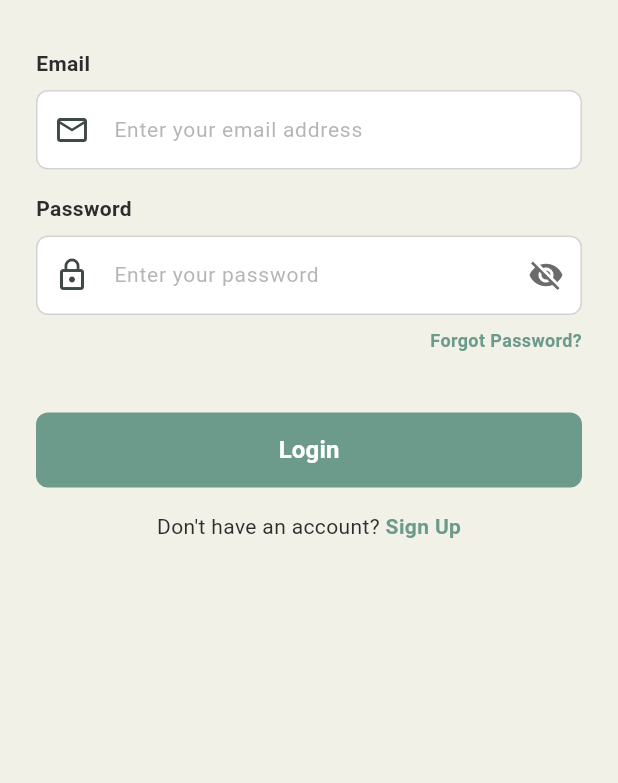
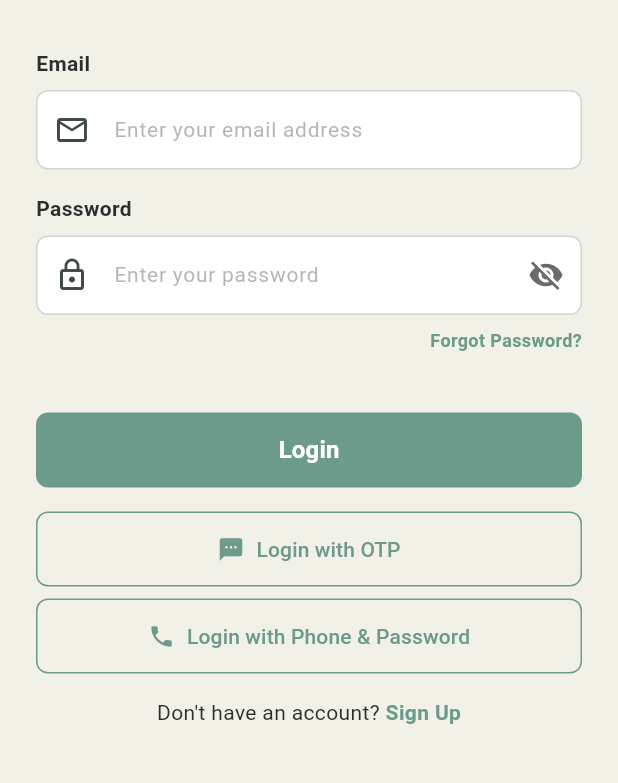
Before and after one commit to mohdyusuf2312/smart_kirana, a Flutter app: the screen it shows after launch, on a phone screen of 412 x 824 dp, the part 225-1008 px from its top. Run offline on Flutter 3.47's test engine with Material 3 defaults, Android fonts, the phone set to English and light mode, and no system bars; our stand-ins replace cloud_firestore, email_validator, firebase_auth, firebase_core, firebase_storage, fl_chart and 5 more; accounts and stored records are empty; generated files the repository leaves out were written again; network calls fail.

Commit message:
create Phone with otp button

```diff
--- a/lib/screens/auth/login_screen.dart
+++ b/lib/screens/auth/login_screen.dart
@@ -3,6 +3,8 @@ import 'package:provider/provider.dart';
 import 'package:email_validator/email_validator.dart';
 import 'package:smart_kirana/providers/auth_provider.dart';
 import 'package:smart_kirana/screens/auth/forgot_password_screen.dart';
+import 'package:smart_kirana/screens/auth/phone_login_screen.dart';
+import 'package:smart_kirana/screens/auth/phone_password_login_screen.dart';
 import 'package:smart_kirana/screens/auth/signup_screen.dart';
 import 'package:smart_kirana/utils/constants.dart';
 import 'package:smart_kirana/widgets/custom_button.dart';
@@ -219,6 +221,42 @@ class _LoginScreenState extends State<LoginScreen> {
                           onPressed: _login,
                           isLoading: authProvider.isLoading,
                         ),
+                        const SizedBox(height: AppPadding.medium),
+                        // Phone login with OTP button
+                        OutlinedButton.icon(
+                          icon: const Icon(Icons.sms),
+                          label: const Text('Login with OTP'),
+                          onPressed:
+                              authProvider.isLoading
+                                  ? null
+                                  : () {
+                                    Navigator.pushNamed(
+                                      context,
+                                      PhoneLoginScreen.routeName,
+                                    );
+                                  },
+                          style: OutlinedButton.styleFrom(
+                            padding: const EdgeInsets.symmetric(vertical: 12),
+                          ),
+                        ),
+                        const SizedBox(height: AppPadding.small),
+                        // Phone login with password button
+                        OutlinedButton.icon(
+                          icon: const Icon(Icons.phone),
+                          label: const Text('Login with Phone & Password'),
+                          onPressed:
+                              authProvider.isLoading
+                                  ? null
+                                  : () {
+                                    Navigator.pushNamed(
+                                      context,
+                                      PhonePasswordLoginScreen.routeName,
+                                    );
+                                  },
+                          style: OutlinedButton.styleFrom(
+                            padding: const EdgeInsets.symmetric(vertical: 12),
+                          ),
+                        ),
                       ],
                     );
                   },
```
